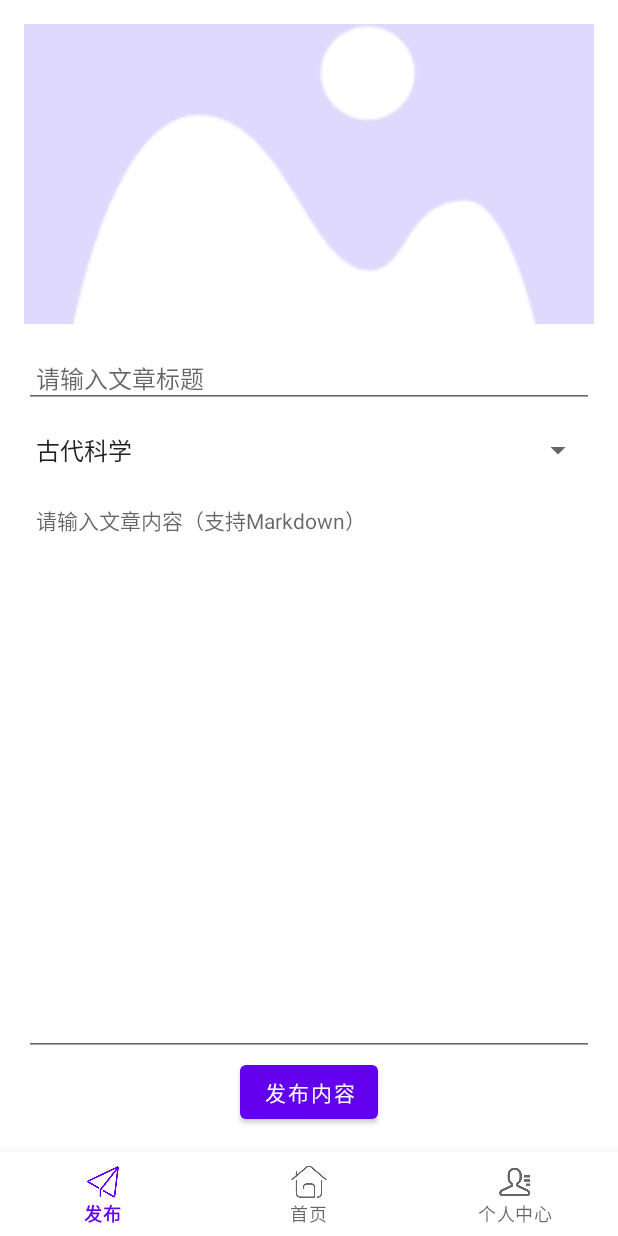
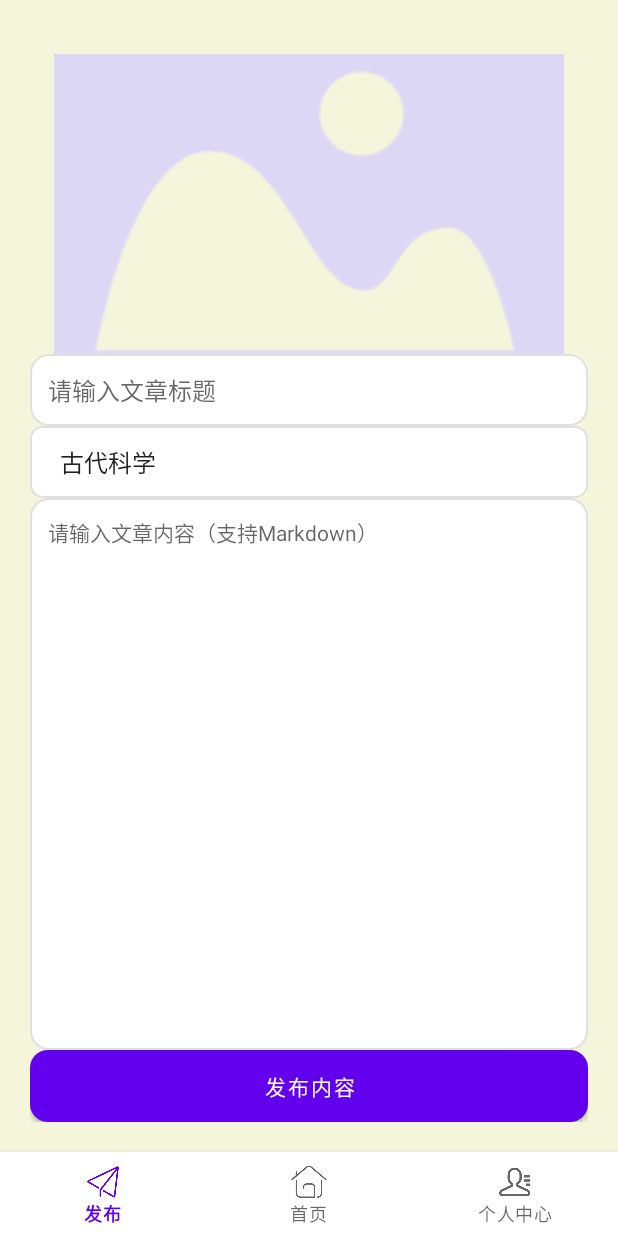
Before and after one commit to leehaohaohao/blob-app, an Android app: the HomeFragment screen opened directly, with no data from a screen before it, after a tap on "封面图", on a phone screen of 412 x 824 dp. Run offline under Robolectric (Android 15) with nearby library versions, the light colour scheme and no system bars; our stand-ins replace Picasso; network calls fail; pictures from the network do not load; 2 statements that could not run were skipped.

Commit message:
perf: 优化文章发布页面

```diff
--- /dev/null
+++ b/app/src/main/res/drawable/button_bg.xml
@@ -0,0 +1,4 @@
+<shape xmlns:android="http://schemas.android.com/apk/res/android">
+    <solid android:color="#6200EE"/>
+    <corners android:radius="12dp"/>
+</shape>
--- /dev/null
+++ b/app/src/main/res/drawable/rounded_input.xml
@@ -0,0 +1,5 @@
+<shape xmlns:android="http://schemas.android.com/apk/res/android">
+    <solid android:color="@android:color/white"/>
+    <corners android:radius="12dp"/>
+    <stroke android:color="#E0E0E0" android:width="1dp"/>
+</shape>
--- /dev/null
+++ b/app/src/main/res/drawable/spinner_background.xml
@@ -0,0 +1,6 @@
+<!-- spinner_background.xml -->
+<shape xmlns:android="http://schemas.android.com/apk/res/android">
+    <solid android:color="@android:color/white"/> <!-- 背景颜色 -->
+    <corners android:radius="8dp"/> <!-- 圆角 -->
+    <stroke android:color="#E0E0E0" android:width="1dp"/> <!-- 边框 -->
+</shape>
--- a/app/src/main/res/layout/activity_log.xml
+++ b/app/src/main/res/layout/activity_log.xml
@@ -3,7 +3,7 @@
     android:layout_width="match_parent"
     android:layout_height="match_parent"
     android:orientation="vertical"
-    android:background="@drawable/background1">
+    android:background="@drawable/background_page">
     <FrameLayout
         android:id="@+id/fragmentContainer"
         android:layout_width="match_parent"
--- a/app/src/main/res/layout/activity_main.xml
+++ b/app/src/main/res/layout/activity_main.xml
@@ -3,7 +3,8 @@
     xmlns:android="http://schemas.android.com/apk/res/android"
     xmlns:app="http://schemas.android.com/apk/res-auto"
     android:layout_width="match_parent"
-    android:layout_height="match_parent">
+    android:layout_height="match_parent"
+    android:background="@drawable/background_page">
 
     <!-- ViewPager2 容器 -->
     <androidx.viewpager2.widget.ViewPager2
--- a/app/src/main/res/layout/fragment_home.xml
+++ b/app/src/main/res/layout/fragment_home.xml
@@ -2,7 +2,8 @@
     android:layout_width="match_parent"
     android:layout_height="match_parent"
     xmlns:app="http://schemas.android.com/apk/res-auto"
-    android:orientation="vertical">
+    android:orientation="vertical"
+    android:background="@drawable/background_page">
 
     <!-- TabLayout -->
     <com.google.android.material.tabs.TabLayout
--- a/app/src/main/res/layout/fragment_publish.xml
+++ b/app/src/main/res/layout/fragment_publish.xml
@@ -1,56 +1,84 @@
-<?xml version="1.0" encoding="utf-8"?>
-<LinearLayout
+<androidx.constraintlayout.widget.ConstraintLayout
     xmlns:android="http://schemas.android.com/apk/res/android"
+    xmlns:app="http://schemas.android.com/apk/res-auto"
     android:layout_width="match_parent"
     android:layout_height="match_parent"
-    android:orientation="vertical"
-    android:gravity="center"
-    android:padding="16dp">
+    android:padding="20dp">
 
     <!-- 上传封面图片 -->
     <ImageView
         android:id="@+id/ivCover"
-        android:layout_width="match_parent"
+        android:layout_width="0dp"
         android:layout_height="200dp"
-        android:layout_marginBottom="16dp"
+        android:layout_marginBottom="24dp"
+        android:layout_marginTop="16dp"
+        android:layout_marginStart="16dp"
+        android:layout_marginEnd="16dp"
         android:src="@drawable/ic_default_cover"
         android:scaleType="centerCrop"
-        android:contentDescription="封面图" />
+        android:contentDescription="封面图"
+        app:layout_constraintEnd_toEndOf="parent"
+        app:layout_constraintStart_toStartOf="parent"
+        app:layout_constraintTop_toTopOf="parent"/>
 
     <!-- 标题输入框 -->
     <EditText
         android:id="@+id/etTitle"
-        android:layout_width="match_parent"
+        android:layout_width="0dp"
         android:layout_height="wrap_content"
         android:hint="请输入文章标题"
         android:textSize="16sp"
-        android:padding="8dp"
-        android:layout_marginBottom="16dp"/>
+        android:padding="12dp"
+        android:textColor="@android:color/black"
+        android:background="@drawable/rounded_input"
+        app:layout_constraintTop_toBottomOf="@id/ivCover"
+        app:layout_constraintStart_toStartOf="parent"
+        app:layout_constraintEnd_toEndOf="parent"/>
 
     <!-- 标签选择下拉框 -->
     <Spinner
         android:id="@+id/spinnerTag"
-        android:layout_width="match_parent"
+        android:layout_width="0dp"
         android:layout_height="wrap_content"
-        android:layout_marginBottom="16dp"/>
+        android:background="@drawable/spinner_background"
+        android:textColor="@android:color/black"
+        android:popupBackground="@drawable/spinner_background"
+        android:padding="12dp"
+        android:textSize="16sp"
+        android:spinnerMode="dropdown"
+        app:layout_constraintTop_toBottomOf="@id/etTitle"
+        app:layout_constraintStart_toStartOf="parent"
+        app:layout_constraintEnd_toEndOf="parent"
+        app:layout_constraintBottom_toTopOf="@id/etContent"/>
+
 
     <!-- 正文输入框 -->
     <EditText
         android:id="@+id/etContent"
-        android:layout_width="match_parent"
+        android:layout_width="0dp"
         android:layout_height="0dp"
-        android:layout_weight="1"
+        android:textSize="14sp"
         android:hint="请输入文章内容（支持Markdown）"
-        android:padding="8dp"
-        android:textSize="14sp"
         android:gravity="top"
-        android:inputType="textMultiLine|textCapSentences"/>
+        android:padding="12dp"
+        android:background="@drawable/rounded_input"
+        android:inputType="textMultiLine|textCapSentences"
+        app:layout_constraintTop_toBottomOf="@id/spinnerTag"
+        app:layout_constraintStart_toStartOf="parent"
+        app:layout_constraintEnd_toEndOf="parent"
+        app:layout_constraintBottom_toTopOf="@id/btn_publish"/>
 
     <!-- 发布按钮 -->
     <Button
         android:id="@+id/btn_publish"
-        android:layout_width="wrap_content"
+        android:layout_width="0dp"
         android:layout_height="wrap_content"
-        android:text="发布内容" />
+        android:text="发布内容"
+        android:textColor="@android:color/white"
+        android:background="@drawable/button_bg"
+        app:layout_constraintTop_toBottomOf="@id/etContent"
+        app:layout_constraintStart_toStartOf="parent"
+        app:layout_constraintEnd_toEndOf="parent"
+        app:layout_constraintBottom_toBottomOf="parent"/>
 
-</LinearLayout>
+</androidx.constraintlayout.widget.ConstraintLayout>
--- /dev/null
+++ b/app/src/main/res/values/spinner_item_text.xml
@@ -0,0 +1,6 @@
+<resources>
+    <style name="SpinnerItemText" parent="TextAppearance.AppCompat.Medium">
+        <item name="android:textColor">@color/black</item>
+        <item name="android:textSize">16sp</item>
+    </style>
+</resources>
```
